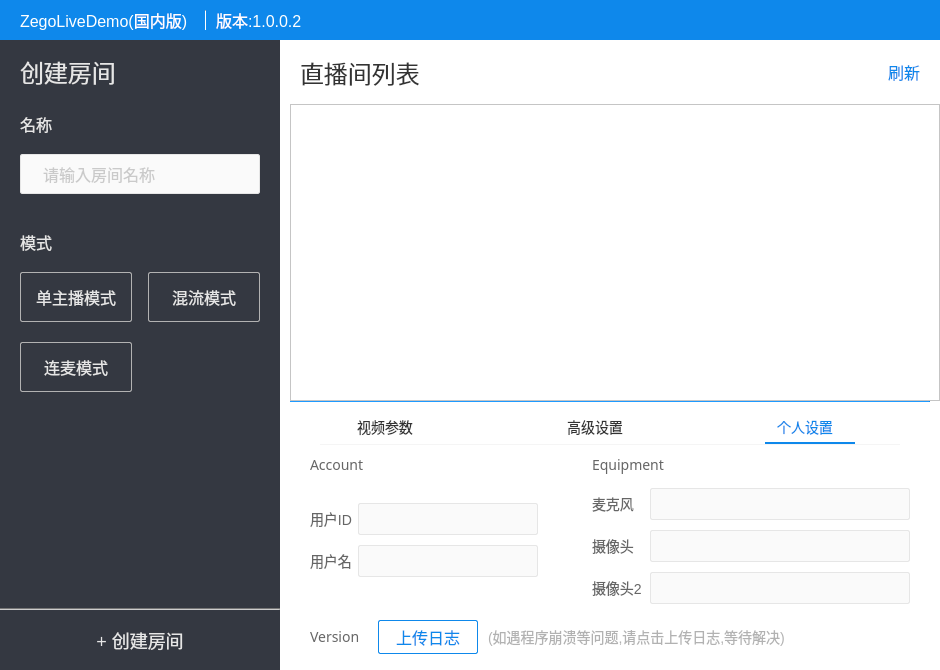
Above: windows/LiveDemo5/ZegoLiveDemo/ZegoMainDialog.ui from 1815368076/ZegoLiveDemo5Rtp before the change. Below: the same form after it.
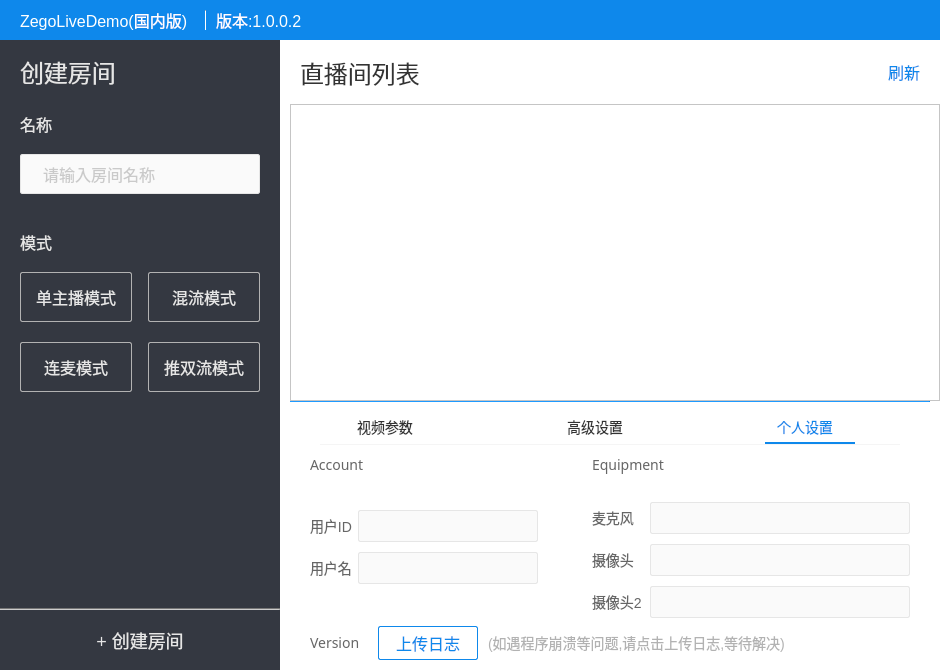
That is the form after the change. The open tabs and pages were chosen to show the change. Icons and pictures are not drawn. Custom widgets are drawn as their Qt base class.

```diff
--- a/windows/LiveDemo5/ZegoLiveDemo/ZegoMainDialog.ui
+++ b/windows/LiveDemo5/ZegoLiveDemo/ZegoMainDialog.ui
@@ -745,6 +745,61 @@
               </property>
              </widget>
             </item>
+            <item row="1" column="1">
+             <widget class="QPushButton" name="m_bPublish2StreamMode">
+              <property name="minimumSize">
+               <size>
+                <width>0</width>
+                <height>50</height>
+               </size>
+              </property>
+              <property name="maximumSize">
+               <size>
+                <width>16777215</width>
+                <height>50</height>
+               </size>
+              </property>
+              <property name="styleSheet">
+               <string notr="true"> QPushButton:!hover{
+     font-family: 微软雅黑;
+     font-size: 16px;
+     border: 1px solid #b2b2b2;
+     border-radius: 2px;
+     background-color: #343841;
+     color: #e6e6e6;
+ }
+
+ QPushButton:hover{
+     font-family: 微软雅黑;
+     font-size: 16px;
+     border: 1px solid #0e88eb;
+     border-radius: 2px;
+     background-color: #343841;
+     color: #0e88eb;   
+ }
+
+ QPushButton:checked{
+     border: 1px solid #0e88eb;
+     border-radius: 2px;
+     background-color: #0e88eb;
+     color: #ffffff;  
+ }
+
+ QPushButton:!enabled{
+     border: 1px solid #111111;
+     border-radius: 2px;
+     background-color: #343841;
+     color: #111111;  
+ }</string>
+              </property>
+              <property name="text">
+               <string>推双流模式</string>
+              </property>
+              <property name="checkable">
+               <bool>true</bool>
+              </property>
+             </widget>
+            </item>
            </layout>
           </item>
           <item>
@@ -4166,10 +4221,13 @@
                       <property name="orientation">
                        <enum>Qt::Vertical</enum>
                       </property>
+                      <property name="sizeType">
+                       <enum>QSizePolicy::Expanding</enum>
+                      </property>
                       <property name="sizeHint" stdset="0">
                        <size>
                         <width>20</width>
-                        <height>20</height>
+                        <height>30</height>
                        </size>
                       </property>
                      </spacer>
@@ -4322,10 +4380,13 @@
                       <property name="orientation">
                        <enum>Qt::Vertical</enum>
                       </property>
+                      <property name="sizeType">
+                       <enum>QSizePolicy::Expanding</enum>
+                      </property>
                       <property name="sizeHint" stdset="0">
                        <size>
                         <width>20</width>
-                        <height>20</height>
+                        <height>10</height>
                        </size>
                       </property>
                      </spacer>
@@ -4394,10 +4455,13 @@
                       <property name="orientation">
                        <enum>Qt::Vertical</enum>
                       </property>
+                      <property name="sizeType">
+                       <enum>QSizePolicy::Preferred</enum>
+                      </property>
                       <property name="sizeHint" stdset="0">
                        <size>
                         <width>312</width>
-                        <height>13</height>
+                        <height>30</height>
                        </size>
                       </property>
                      </spacer>
@@ -4405,7 +4469,7 @@
                     <item>
                      <layout class="QVBoxLayout" name="verticalLayout_9">
                       <property name="spacing">
-                       <number>10</number>
+                       <number>0</number>
                       </property>
                       <property name="bottomMargin">
                        <number>0</number>
@@ -4553,6 +4617,22 @@
                         </item>
                        </layout>
                       </item>
+                      <item>
+                       <spacer name="verticalSpacer_37">
+                        <property name="orientation">
+                         <enum>Qt::Vertical</enum>
+                        </property>
+                        <property name="sizeType">
+                         <enum>QSizePolicy::Fixed</enum>
+                        </property>
+                        <property name="sizeHint" stdset="0">
+                         <size>
+                          <width>20</width>
+                          <height>10</height>
+                         </size>
+                        </property>
+                       </spacer>
+                      </item>
                       <item>
                        <layout class="QHBoxLayout" name="horizontalLayout_29">
                         <property name="spacing">
@@ -4693,6 +4773,22 @@
                         </item>
                        </layout>
                       </item>
+                      <item>
+                       <spacer name="verticalSpacer_38">
+                        <property name="orientation">
+                         <enum>Qt::Vertical</enum>
+                        </property>
+                        <property name="sizeType">
+                         <enum>QSizePolicy::Fixed</enum>
+                        </property>
+                        <property name="sizeHint" stdset="0">
+                         <size>
+                          <width>20</width>
+                          <height>10</height>
+                         </size>
+                        </property>
+                       </spacer>
+                      </item>
                       <item>
                        <layout class="QHBoxLayout" name="horizontalLayout_30">
                         <property name="spacing">
@@ -4833,6 +4929,19 @@
                         </item>
                        </layout>
                       </item>
+                      <item>
+                       <spacer name="m_vSpacerBottom">
+                        <property name="orientation">
+                         <enum>Qt::Vertical</enum>
+                        </property>
+                        <property name="sizeHint" stdset="0">
+                         <size>
+                          <width>20</width>
+                          <height>0</height>
+                         </size>
+                        </property>
+                       </spacer>
+                      </item>
                      </layout>
                     </item>
                    </layout>
@@ -4844,10 +4953,13 @@
                   <property name="orientation">
                    <enum>Qt::Vertical</enum>
                   </property>
+                  <property name="sizeType">
+                   <enum>QSizePolicy::Expanding</enum>
+                  </property>
                   <property name="sizeHint" stdset="0">
                    <size>
                     <width>591</width>
-                    <height>13</height>
+                    <height>10</height>
                    </size>
                   </property>
                  </spacer>
@@ -5028,7 +5140,7 @@
           <enum>Qt::Vertical</enum>
          </property>
          <property name="sizeType">
-          <enum>QSizePolicy::Minimum</enum>
+          <enum>QSizePolicy::Fixed</enum>
          </property>
          <property name="sizeHint" stdset="0">
           <size>
@@ -5062,6 +5174,11 @@
    <extends>QPushButton</extends>
    <header location="global">ZegoImageButton.h</header>
   </customwidget>
+  <customwidget>
+   <class>ZegoDeviceComboBox</class>
+   <extends>QComboBox</extends>
+   <header location="global">ZegoDeviceComboBox.h</header>
+  </customwidget>
  </customwidgets>
  <resources>
   <include location="ZegoMainDialog.qrc"/>
```
Left out of the diff: 34 changed lines with no effect on the pictures.
